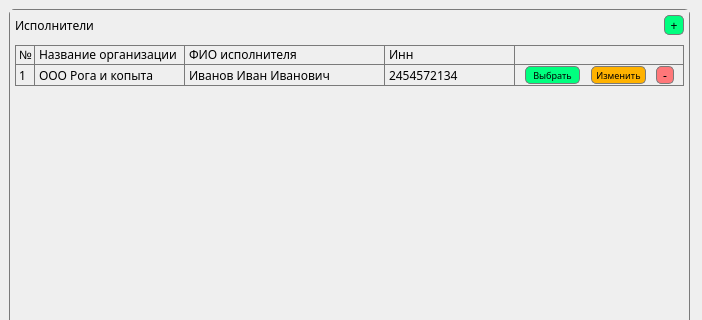
Qt form executor.ui (BitCode-in/transport_services) before a commit; both pictures show x 0 to 702 and y 0 to 320 of the 702 by 584 pixel window.
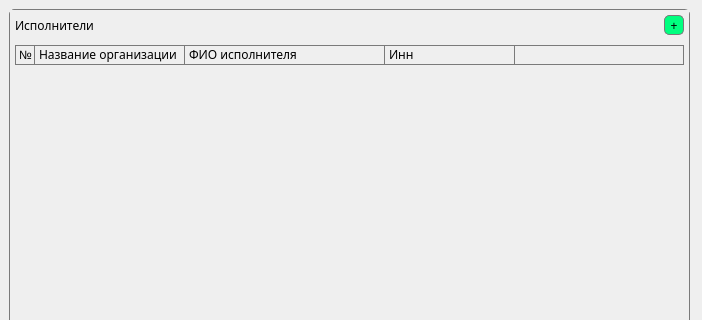
The same form after that commit.

Patch:
```diff
--- a/executor.ui
+++ b/executor.ui
@@ -375,292 +375,6 @@
         <property name="bottomMargin">
          <number>0</number>
         </property>
-        <item>
-         <layout class="QHBoxLayout" name="horizontalLayout">
-          <property name="spacing">
-           <number>0</number>
-          </property>
-          <item>
-           <widget class="QLabel" name="label_2">
-            <property name="minimumSize">
-             <size>
-              <width>20</width>
-              <height>0</height>
-             </size>
-            </property>
-            <property name="maximumSize">
-             <size>
-              <width>20</width>
-              <height>16777215</height>
-             </size>
-            </property>
-            <property name="font">
-             <font>
-              <family>Montserrat</family>
-             </font>
-            </property>
-            <property name="styleSheet">
-             <string notr="true">border-color: none rgb(122, 122, 122) none none;</string>
-            </property>
-            <property name="text">
-             <string>1</string>
-            </property>
-           </widget>
-          </item>
-          <item>
-           <widget class="QLabel" name="label_3">
-            <property name="minimumSize">
-             <size>
-              <width>150</width>
-              <height>0</height>
-             </size>
-            </property>
-            <property name="maximumSize">
-             <size>
-              <width>150</width>
-              <height>16777215</height>
-             </size>
-            </property>
-            <property name="font">
-             <font>
-              <family>Montserrat</family>
-             </font>
-            </property>
-            <property name="styleSheet">
-             <string notr="true">border-color: none rgb(122, 122, 122) none none;</string>
-            </property>
-            <property name="text">
-             <string>ООО Рога и копыта</string>
-            </property>
-           </widget>
-          </item>
-          <item>
-           <widget class="QLabel" name="label_4">
-            <property name="minimumSize">
-             <size>
-              <width>200</width>
-              <height>0</height>
-             </size>
-            </property>
-            <property name="maximumSize">
-             <size>
-              <width>200</width>
-              <height>16777215</height>
-             </size>
-            </property>
-            <property name="font">
-             <font>
-              <family>Montserrat</family>
-             </font>
-            </property>
-            <property name="styleSheet">
-             <string notr="true">border-color: none rgb(122, 122, 122) none none;</string>
-            </property>
-            <property name="text">
-             <string>Иванов Иван Иванович</string>
-            </property>
-           </widget>
-          </item>
-          <item>
-           <widget class="QLabel" name="label_7">
-            <property name="minimumSize">
-             <size>
-              <width>130</width>
-              <height>0</height>
-             </size>
-            </property>
-            <property name="maximumSize">
-             <size>
-              <width>130</width>
-              <height>16777215</height>
-             </size>
-            </property>
-            <property name="font">
-             <font>
-              <family>Montserrat</family>
-             </font>
-            </property>
-            <property name="styleSheet">
-             <string notr="true">border-color: none rgb(122, 122, 122) none none;</string>
-            </property>
-            <property name="text">
-             <string>2454572134</string>
-            </property>
-           </widget>
-          </item>
-          <item>
-           <widget class="QLabel" name="label_9">
-            <property name="minimumSize">
-             <size>
-              <width>0</width>
-              <height>21</height>
-             </size>
-            </property>
-            <property name="maximumSize">
-             <size>
-              <width>16777215</width>
-              <height>18</height>
-             </size>
-            </property>
-            <property name="styleSheet">
-             <string notr="true">border-color: none;</string>
-            </property>
-            <property name="text">
-             <string/>
-            </property>
-           </widget>
-          </item>
-          <item>
-           <widget class="QPushButton" name="pushButton_9">
-            <property name="minimumSize">
-             <size>
-              <width>55</width>
-              <height>18</height>
-             </size>
-            </property>
-            <property name="maximumSize">
-             <size>
-              <width>16777215</width>
-              <height>18</height>
-             </size>
-            </property>
-            <property name="font">
-             <font>
-              <family>Montserrat</family>
-              <pointsize>7</pointsize>
-             </font>
-            </property>
-            <property name="styleSheet">
-             <string notr="true">QPushButton {
-	background: rgb(0, 255, 127);
-	border: 1px solid rgb(122, 122, 122);
-    border-radius: 5px;  /* Установите радиус закругления, например, 10px */
-}</string>
-            </property>
-            <property name="text">
-             <string>Выбрать</string>
-            </property>
-           </widget>
-          </item>
-          <item>
-           <widget class="QLabel" name="label_18">
-            <property name="minimumSize">
-             <size>
-              <width>0</width>
-              <height>0</height>
-             </size>
-            </property>
-            <property name="maximumSize">
-             <size>
-              <width>16777215</width>
-              <height>16777215</height>
-             </size>
-            </property>
-            <property name="styleSheet">
-             <string notr="true">border-color: none;</string>
-            </property>
-            <property name="text">
-             <string/>
-            </property>
-           </widget>
-          </item>
-          <item>
-           <widget class="QPushButton" name="pushButton_5">
-            <property name="minimumSize">
-             <size>
-              <width>55</width>
-              <height>18</height>
-             </size>
-            </property>
-            <property name="maximumSize">
-             <size>
-              <width>16777215</width>
-              <height>18</height>
-             </size>
-            </property>
-            <property name="font">
-             <font>
-              <family>Montserrat</family>
-              <pointsize>7</pointsize>
-             </font>
-            </property>
-            <property name="styleSheet">
-             <string notr="true">QPushButton {
-	background: #FFB200;
-	border: 1px solid rgb(122, 122, 122);
-    border-radius: 5px;  /* Установите радиус закругления, например, 10px */
-}</string>
-            </property>
-            <property name="text">
-             <string>Изменить</string>
-            </property>
-           </widget>
-          </item>
-          <item>
-           <widget class="QLabel" name="label_5">
-            <property name="minimumSize">
-             <size>
-              <width>0</width>
-              <height>20</height>
-             </size>
-            </property>
-            <property name="maximumSize">
-             <size>
-              <width>16777215</width>
-              <height>20</height>
-             </size>
-            </property>
-            <property name="styleSheet">
-             <string notr="true">border-color: none;</string>
-            </property>
-            <property name="text">
-             <string/>
-            </property>
-           </widget>
-          </item>
-          <item>
-           <widget class="QPushButton" name="pushButton_6">
-            <property name="minimumSize">
-             <size>
-              <width>18</width>
-              <height>18</height>
-             </size>
-            </property>
-            <property name="maximumSize">
-             <size>
-              <width>18</width>
-              <height>18</height>
-             </size>
-            </property>
-            <property name="font">
-             <font>
-              <family>Montserrat</family>
-             </font>
-            </property>
-            <property name="styleSheet">
-             <string notr="true">QPushButton {
-	background: rgb(255, 119, 121);
-	border: 1px solid rgb(122, 122, 122);
-    border-radius: 5px;  /* Установите радиус закругления, например, 10px */
-}</string>
-            </property>
-            <property name="text">
-             <string>-</string>
-            </property>
-           </widget>
-          </item>
-          <item>
-           <widget class="QLabel" name="label_10">
-            <property name="styleSheet">
-             <string notr="true">border-color: none;</string>
-            </property>
-            <property name="text">
-             <string/>
-            </property>
-           </widget>
-          </item>
-         </layout>
-        </item>
        </layout>
       </widget>
      </item>
```
